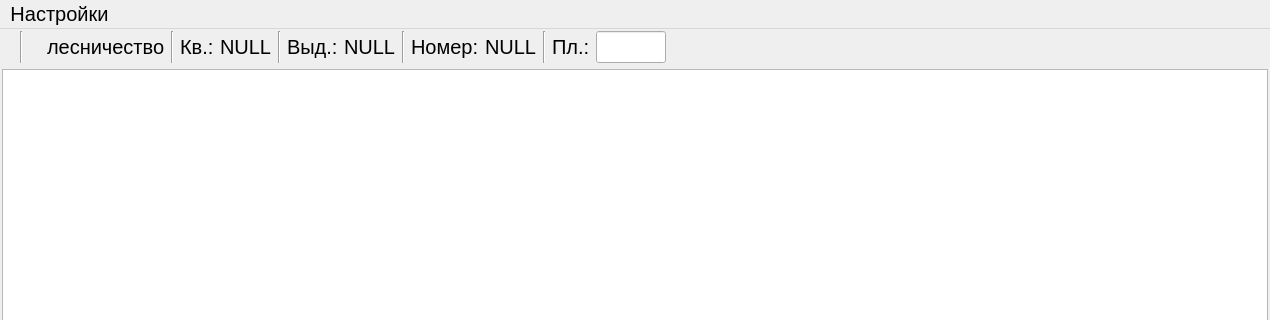
Above: modules/trees_accounting/src/gui/restatement.ui from daniluuuuuuuk/daniluuuuuuuk.github.io before the change; both pictures show x 0 to 1270 and y 0 to 320 of the 1270 by 720 pixel window. Below: the same form after it.
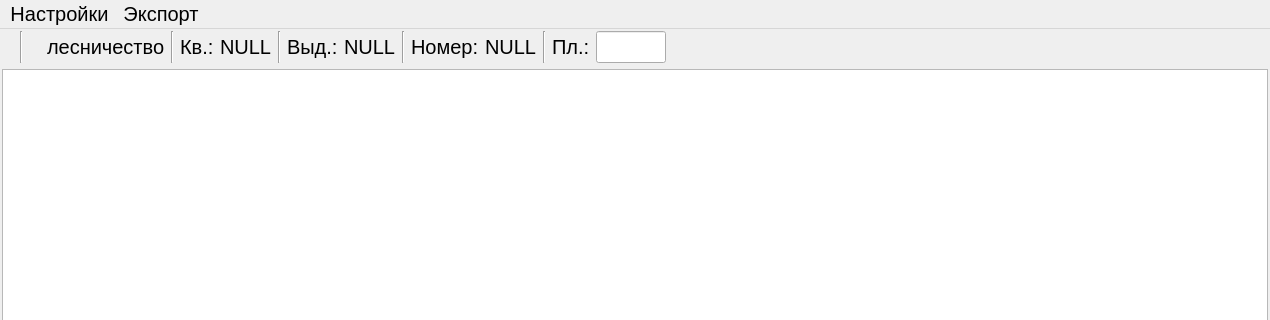
That is the form after the change.

Commit message: Add feature Добавил экспорт в JSON для LP

```diff
--- a/modules/trees_accounting/src/gui/restatement.ui
+++ b/modules/trees_accounting/src/gui/restatement.ui
@@ -424,7 +424,15 @@
     <addaction name="action"/>
     <addaction name="action_2"/>
    </widget>
+   <widget class="QMenu" name="menu_2">
+    <property name="title">
+     <string>Экспорт</string>
+    </property>
+    <addaction name="action_4"/>
+    <addaction name="action_3"/>
+   </widget>
    <addaction name="menu"/>
+   <addaction name="menu_2"/>
   </widget>
   <action name="action">
    <property name="text">
```
Left out of the diff: 26 changed lines with no effect on the pictures. The commit also changes 14 other files.
